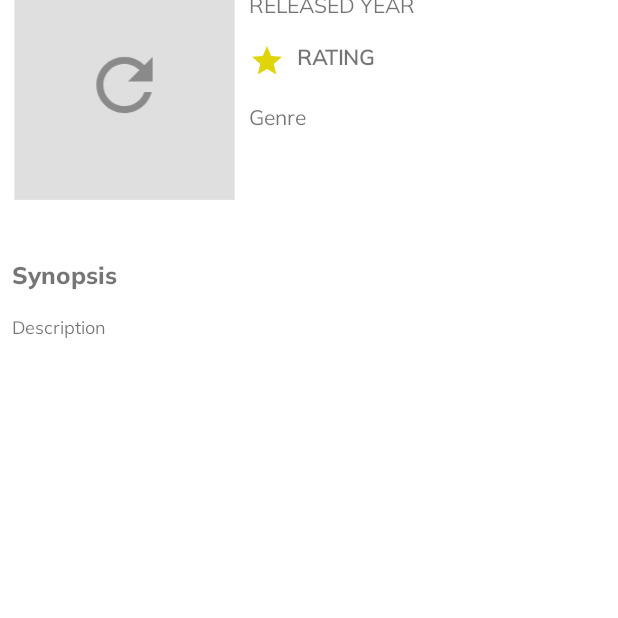
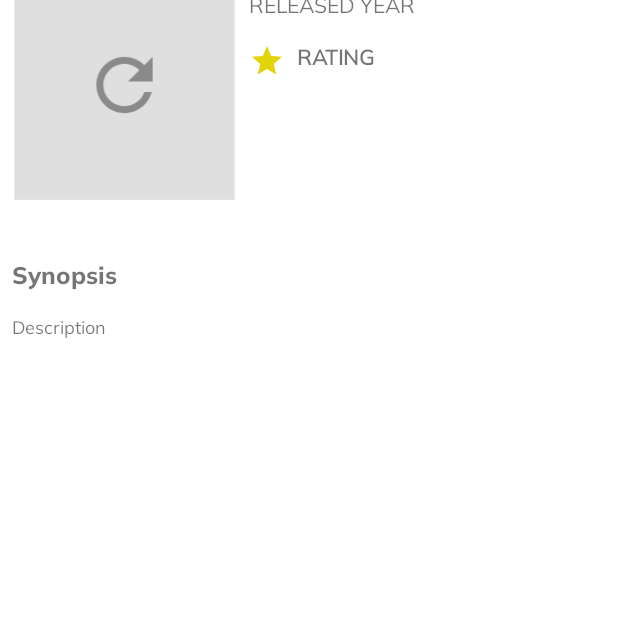
Before and after one commit to Ferdy199/MovieApp, an Android app: the DetailActivity screen opened directly, with no data from a screen before it, on a phone screen of 412 x 824 dp, the part 503-1121 px from its top. Run offline under Robolectric (Android 15) with nearby library versions, the phone set to English and light mode, and no system bars; pictures from the network do not load.

Commit message:
edit layout

```diff
--- a/app/src/main/res/layout/activity_detail.xml
+++ b/app/src/main/res/layout/activity_detail.xml
@@ -102,21 +102,6 @@
             app:layout_constraintTop_toBottomOf="@+id/detail_releasedYear" />
 
         <TextView
-            android:id="@+id/detail_genre"
-            android:layout_width="0dp"
-            android:layout_height="wrap_content"
-            android:layout_marginStart="8dp"
-            android:layout_marginTop="16dp"
-            android:layout_marginEnd="8dp"
-            android:gravity="start"
-            android:text="@string/genre"
-            android:textSize="14sp"
-            android:fontFamily="@font/muli"
-            app:layout_constraintEnd_toEndOf="parent"
-            app:layout_constraintStart_toEndOf="@+id/detail_Img"
-            app:layout_constraintTop_toBottomOf="@+id/detail_rating" />
-
-        <TextView
             android:id="@+id/detail_synopsis"
             android:layout_width="match_parent"
             android:layout_height="wrap_content"
--- a/app/src/main/res/layout/fragment_movies.xml
+++ b/app/src/main/res/layout/fragment_movies.xml
@@ -17,7 +17,7 @@
         android:layout_width="wrap_content"
         android:layout_height="wrap_content"
         android:gravity="center"
-        android:text="Movies Not Found"
+        android:text="@string/movies_not_found"
         app:layout_constraintBottom_toBottomOf="@+id/rv_movies"
         app:layout_constraintEnd_toEndOf="parent"
         app:layout_constraintStart_toStartOf="parent"
--- a/app/src/main/res/layout/fragment_tvshow.xml
+++ b/app/src/main/res/layout/fragment_tvshow.xml
@@ -17,7 +17,7 @@
         android:layout_width="wrap_content"
         android:layout_height="wrap_content"
         android:gravity="center"
-        android:text="TV SHOW NOT FOUND"
+        android:text="@string/tv_not_found"
         android:visibility="gone"
         app:layout_constraintBottom_toBottomOf="@+id/rv_tvshow"
         app:layout_constraintEnd_toEndOf="parent"
--- a/app/src/main/res/values/strings.xml
+++ b/app/src/main/res/values/strings.xml
@@ -21,4 +21,5 @@
     <string name="movies_fav">Movies Favorite</string>
     <string name="tv_fav">Tv Show Favorite</string>
     <string name="title_favorite">Favorite</string>
+    <string name="movies_not_found">Movies Not Found</string>
 </resources>
--- a/favorite/src/main/res/layout/movie_fav_fragment.xml
+++ b/favorite/src/main/res/layout/movie_fav_fragment.xml
@@ -18,7 +18,7 @@
         android:layout_width="wrap_content"
         android:layout_height="wrap_content"
         android:gravity="center"
-        android:text="Movies Not Found"
+        android:text="@string/movies_not_found"
         android:visibility="gone"
         app:layout_constraintBottom_toBottomOf="@+id/rv_moviesFav"
         app:layout_constraintEnd_toEndOf="parent"
--- a/favorite/src/main/res/layout/tv_show_fav_fragment.xml
+++ b/favorite/src/main/res/layout/tv_show_fav_fragment.xml
@@ -18,7 +18,7 @@
         android:layout_width="wrap_content"
         android:layout_height="wrap_content"
         android:gravity="center"
-        android:text="Movies Not Found"
+        android:text="@string/tv_not_found"
         android:visibility="gone"
         app:layout_constraintBottom_toBottomOf="@+id/rv_moviesFav"
         app:layout_constraintEnd_toEndOf="parent"
```
